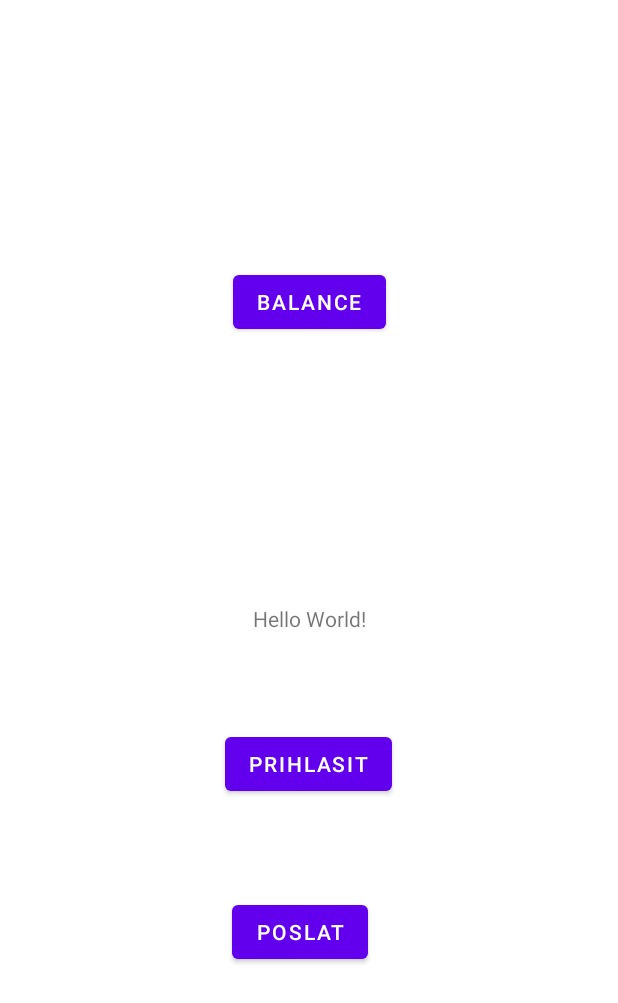
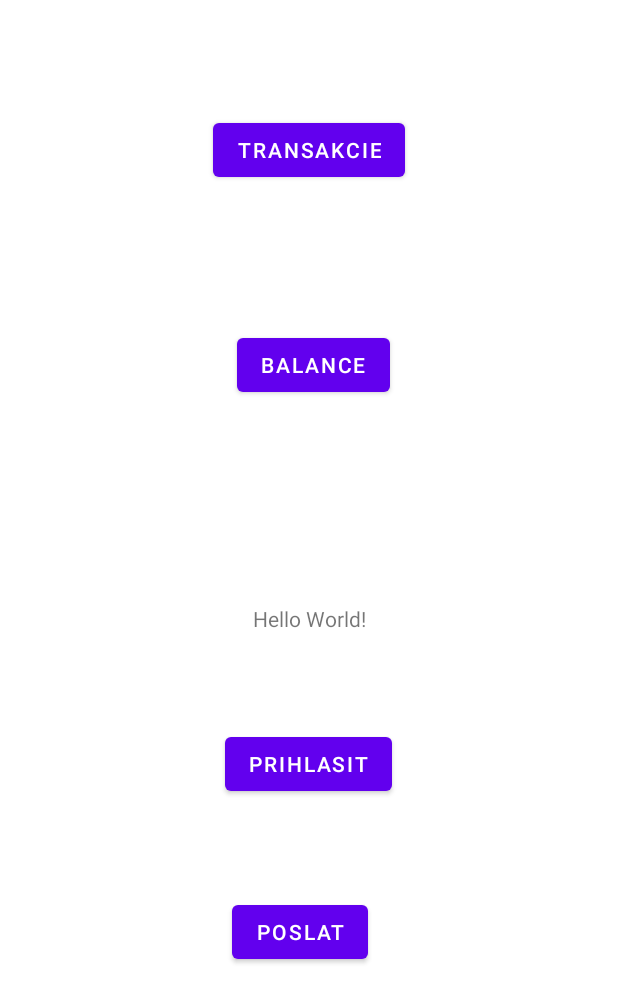
Before and after one commit to matus-olejnik/mobv, an Android app: the layout activity_main.xml on its own in the app's theme, with its tools: preview values and no code run, on a phone screen of 412 x 824 dp. Shown: the top 1003 px of the screen. Run offline under Robolectric (Android 15) with nearby library versions, the phone set to English and light mode, and no system bars.

Commit message:
feat: add transaction history

```diff
--- a/app/src/main/res/layout/activity_main.xml
+++ b/app/src/main/res/layout/activity_main.xml
@@ -34,7 +34,16 @@
                 android:layout_width="wrap_content"
                 android:layout_height="wrap_content" android:id="@+id/balanceButton"
                 app:layout_constraintBottom_toTopOf="@+id/textView" app:layout_constraintEnd_toEndOf="parent"
-                app:layout_constraintStart_toStartOf="parent" app:layout_constraintTop_toTopOf="parent"/>
+                app:layout_constraintStart_toStartOf="parent" android:layout_marginBottom="40dp"
+                app:layout_constraintHorizontal_bias="0.509"
+                app:layout_constraintTop_toBottomOf="@+id/showTransactionsButton"/>
+        <Button
+                android:text="Transakcie"
+                android:layout_width="wrap_content"
+                android:layout_height="wrap_content" android:id="@+id/showTransactionsButton"
+                app:layout_constraintTop_toTopOf="parent"
+                android:layout_marginTop="76dp" app:layout_constraintEnd_toEndOf="parent"
+                app:layout_constraintStart_toStartOf="parent"/>
 
     </androidx.constraintlayout.widget.ConstraintLayout>
 </layout>
```
Also changed, not shown: app/src/main/java/com/emmm/mobv/MainActivity.kt (+10 -2 lines), app/src/main/java/com/emmm/mobv/MainViewModel.kt (+53 -4 lines).
